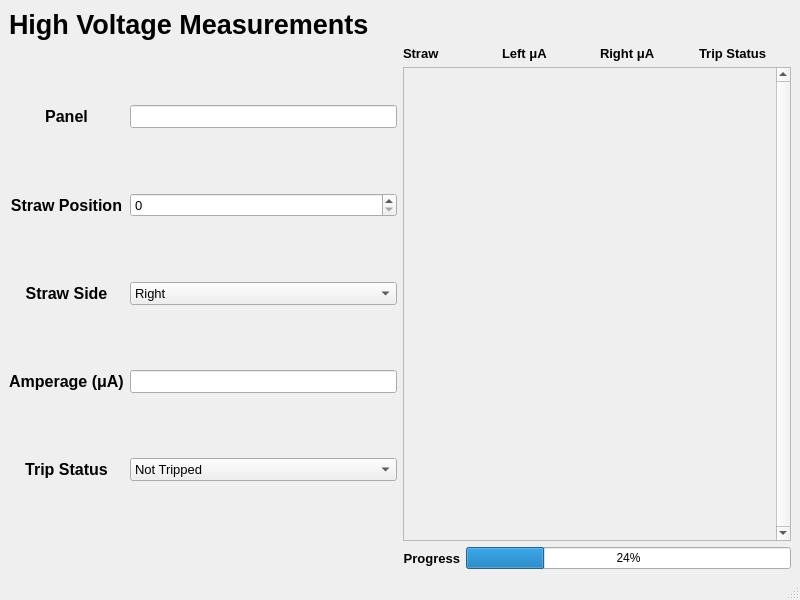
Above: GUIS/panel/current/tension_devices/hv_gui/hvGUI.ui from bamesserly/mu2e-tracker-factory before the change. Below: the same form after it.
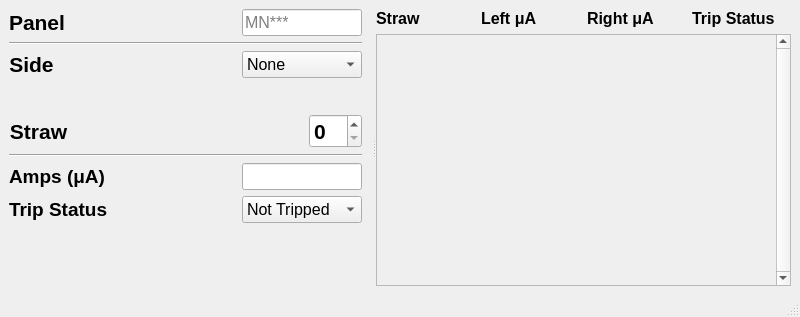
That is the form after the change.

```diff
--- a/GUIS/panel/current/tension_devices/hv_gui/hvGUI.ui
+++ b/GUIS/panel/current/tension_devices/hv_gui/hvGUI.ui
@@ -7,65 +7,300 @@
     <x>0</x>
     <y>0</y>
     <width>800</width>
-    <height>600</height>
+    <height>317</height>
    </rect>
   </property>
   <property name="windowTitle">
    <string>MainWindow</string>
   </property>
   <widget class="QWidget" name="centralwidget">
-   <layout class="QGridLayout" name="gridLayout_3">
-    <item row="0" column="0" colspan="2">
+   <layout class="QGridLayout" name="gridLayout_6">
+    <item row="0" column="0">
+     <widget class="QSplitter" name="splitter">
+      <property name="orientation">
+       <enum>Qt::Horizontal</enum>
+      </property>
+      <widget class="QWidget" name="">
+       <layout class="QGridLayout" name="gridLayout_5">
+        <item row="4" column="0">
+         <spacer name="verticalSpacer">
+          <property name="orientation">
+           <enum>Qt::Vertical</enum>
+          </property>
+          <property name="sizeHint" stdset="0">
+           <size>
+            <width>20</width>
+            <height>40</height>
+           </size>
+          </property>
+         </spacer>
+        </item>
+        <item row="1" column="0">
      <widget class="QLabel" name="label_6">
       <property name="font">
        <font>
-        <pointsize>20</pointsize>
+            <pointsize>16</pointsize>
+           </font>
+          </property>
+          <property name="text">
+           <string/>
+          </property>
+         </widget>
+        </item>
+        <item row="3" column="0">
+         <layout class="QGridLayout" name="gridLayout">
+          <item row="3" column="1">
+           <widget class="QComboBox" name="tripBox">
+            <property name="minimumSize">
+             <size>
+              <width>0</width>
+              <height>0</height>
+             </size>
+            </property>
+            <property name="maximumSize">
+             <size>
+              <width>120</width>
+              <height>16777215</height>
+             </size>
+            </property>
+            <property name="font">
+             <font>
+              <pointsize>12</pointsize>
+             </font>
+            </property>
+            <item>
+             <property name="text">
+              <string>Not Tripped</string>
+             </property>
+            </item>
+            <item>
+             <property name="text">
+              <string>Tripped</string>
+             </property>
+            </item>
+           </widget>
+          </item>
+          <item row="2" column="0">
+           <widget class="QLabel" name="label_5">
+            <property name="font">
+             <font>
+              <pointsize>14</pointsize>
         <weight>75</weight>
         <bold>true</bold>
        </font>
       </property>
       <property name="text">
-       <string>High Voltage Measurements</string>
-      </property>
-     </widget>
-    </item>
+             <string>Amps (μA)</string>
+            </property>
+            <property name="alignment">
+             <set>Qt::AlignLeading|Qt::AlignLeft|Qt::AlignVCenter</set>
+            </property>
+           </widget>
+          </item>
+          <item row="0" column="1" alignment="Qt::AlignRight">
+           <widget class="QSpinBox" name="positionBox">
+            <property name="sizePolicy">
+             <sizepolicy hsizetype="Preferred" vsizetype="Fixed">
+              <horstretch>0</horstretch>
+              <verstretch>0</verstretch>
+             </sizepolicy>
+            </property>
+            <property name="maximumSize">
+             <size>
+              <width>60</width>
+              <height>16777215</height>
+             </size>
+            </property>
+            <property name="font">
+             <font>
+              <pointsize>16</pointsize>
+              <weight>75</weight>
+              <bold>true</bold>
+             </font>
+            </property>
+           </widget>
+          </item>
+          <item row="0" column="0" alignment="Qt::AlignLeft">
+           <widget class="QLabel" name="label_2">
+            <property name="font">
+             <font>
+              <pointsize>16</pointsize>
+              <weight>75</weight>
+              <bold>true</bold>
+             </font>
+            </property>
+            <property name="text">
+             <string>Straw</string>
+            </property>
+            <property name="alignment">
+             <set>Qt::AlignCenter</set>
+            </property>
+           </widget>
+          </item>
+          <item row="3" column="0">
+           <widget class="QLabel" name="label_4">
+            <property name="font">
+             <font>
+              <pointsize>14</pointsize>
+              <weight>75</weight>
+              <bold>true</bold>
+             </font>
+            </property>
+            <property name="text">
+             <string>Trip Status</string>
+            </property>
+            <property name="alignment">
+             <set>Qt::AlignLeading|Qt::AlignLeft|Qt::AlignVCenter</set>
+            </property>
+           </widget>
+          </item>
     <item row="2" column="1">
+           <widget class="QLineEdit" name="ampsLE">
+            <property name="minimumSize">
+             <size>
+              <width>0</width>
+              <height>0</height>
+             </size>
+            </property>
+            <property name="maximumSize">
+             <size>
+              <width>120</width>
+              <height>16777215</height>
+             </size>
+            </property>
+            <property name="font">
+             <font>
+              <pointsize>12</pointsize>
+             </font>
+            </property>
+           </widget>
+          </item>
+          <item row="1" column="0" colspan="2">
+           <widget class="Line" name="line">
+            <property name="orientation">
+             <enum>Qt::Horizontal</enum>
+            </property>
+           </widget>
+          </item>
+         </layout>
+        </item>
+        <item row="2" column="0">
+         <layout class="QGridLayout" name="gridLayout_3"/>
+        </item>
+        <item row="0" column="0">
+         <layout class="QGridLayout" name="gridLayout_4">
+          <item row="0" column="0" alignment="Qt::AlignLeft">
+           <widget class="QLabel" name="label">
+            <property name="font">
+             <font>
+              <pointsize>16</pointsize>
+              <weight>75</weight>
+              <bold>true</bold>
+             </font>
+            </property>
+            <property name="text">
+             <string>Panel</string>
+            </property>
+            <property name="alignment">
+             <set>Qt::AlignCenter</set>
+            </property>
+           </widget>
+          </item>
+          <item row="2" column="1">
+           <widget class="QComboBox" name="sideBox">
+            <property name="font">
+             <font>
+              <pointsize>12</pointsize>
+             </font>
+            </property>
+            <item>
+             <property name="text">
+              <string>None</string>
+             </property>
+            </item>
+            <item>
+             <property name="text">
+              <string>Right</string>
+             </property>
+            </item>
+            <item>
+             <property name="text">
+              <string>Left</string>
+             </property>
+            </item>
+           </widget>
+          </item>
+          <item row="0" column="1">
+           <widget class="QLineEdit" name="panelNumLE">
+            <property name="maximumSize">
+             <size>
+              <width>120</width>
+              <height>16777215</height>
+             </size>
+            </property>
+            <property name="font">
+             <font>
+              <pointsize>12</pointsize>
+             </font>
+            </property>
+            <property name="placeholderText">
+             <string>MN***</string>
+            </property>
+           </widget>
+          </item>
+          <item row="2" column="0" alignment="Qt::AlignLeft">
+           <widget class="QLabel" name="label_3">
+            <property name="font">
+             <font>
+              <pointsize>16</pointsize>
+              <weight>75</weight>
+              <bold>true</bold>
+             </font>
+            </property>
+            <property name="text">
+             <string>Side</string>
+            </property>
+            <property name="alignment">
+             <set>Qt::AlignCenter</set>
+            </property>
+           </widget>
+          </item>
+          <item row="1" column="0" colspan="2">
+           <widget class="Line" name="line_2">
+            <property name="orientation">
+             <enum>Qt::Horizontal</enum>
+            </property>
+           </widget>
+          </item>
+         </layout>
+        </item>
+        <item row="3" column="1">
+         <spacer name="horizontalSpacer">
+          <property name="orientation">
+           <enum>Qt::Horizontal</enum>
+          </property>
+          <property name="sizeType">
+           <enum>QSizePolicy::Minimum</enum>
+          </property>
+          <property name="sizeHint" stdset="0">
+           <size>
+            <width>10</width>
+            <height>20</height>
+           </size>
+          </property>
+         </spacer>
+        </item>
+       </layout>
+      </widget>
+      <widget class="QWidget" name="">
      <layout class="QGridLayout" name="gridLayout_2">
       <item row="0" column="0">
-       <widget class="QLabel" name="label_7">
-        <property name="font">
-         <font>
-          <pointsize>10</pointsize>
-          <weight>75</weight>
-          <bold>true</bold>
-         </font>
-        </property>
-        <property name="text">
-         <string>Progress</string>
-        </property>
-        <property name="alignment">
-         <set>Qt::AlignRight|Qt::AlignTrailing|Qt::AlignVCenter</set>
-        </property>
-       </widget>
-      </item>
-      <item row="0" column="1">
-       <widget class="QProgressBar" name="progressBar">
-        <property name="value">
-         <number>24</number>
-        </property>
-       </widget>
-      </item>
-     </layout>
-    </item>
-    <item row="1" column="1">
-     <layout class="QGridLayout" name="gridLayout_57">
-      <item row="0" column="0">
        <layout class="QGridLayout" name="gridLayout_55">
         <item row="0" column="0">
          <widget class="QLabel" name="label_37">
           <property name="font">
            <font>
-            <pointsize>10</pointsize>
+              <pointsize>12</pointsize>
             <weight>75</weight>
             <bold>true</bold>
            </font>
@@ -79,7 +314,7 @@
          <widget class="QLabel" name="label_38">
           <property name="font">
            <font>
-            <pointsize>10</pointsize>
+              <pointsize>12</pointsize>
             <weight>75</weight>
             <bold>true</bold>
            </font>
@@ -93,7 +328,7 @@
          <widget class="QLabel" name="label_39">
           <property name="font">
            <font>
-            <pointsize>10</pointsize>
+              <pointsize>12</pointsize>
             <weight>75</weight>
             <bold>true</bold>
            </font>
@@ -107,7 +342,7 @@
          <widget class="QLabel" name="label_40">
           <property name="font">
            <font>
-            <pointsize>10</pointsize>
+              <pointsize>12</pointsize>
             <weight>75</weight>
             <bold>true</bold>
            </font>
@@ -126,7 +361,7 @@
         </property>
         <property name="minimumSize">
          <size>
-          <width>300</width>
+            <width>0</width>
           <height>0</height>
          </size>
         </property>
@@ -155,168 +390,16 @@
           <rect>
            <x>0</x>
            <y>0</y>
-           <width>367</width>
-           <height>465</height>
+             <width>452</width>
+             <height>248</height>
           </rect>
          </property>
         </widget>
        </widget>
       </item>
      </layout>
-    </item>
-    <item row="1" column="0">
-     <layout class="QGridLayout" name="gridLayout">
-      <item row="1" column="0">
-       <widget class="QLabel" name="label_2">
-        <property name="font">
-         <font>
-          <pointsize>12</pointsize>
-          <weight>75</weight>
-          <bold>true</bold>
-         </font>
-        </property>
-        <property name="text">
-         <string>Straw Position</string>
-        </property>
-        <property name="alignment">
-         <set>Qt::AlignCenter</set>
-        </property>
-       </widget>
-      </item>
-      <item row="2" column="0">
-       <widget class="QLabel" name="label_3">
-        <property name="font">
-         <font>
-          <pointsize>12</pointsize>
-          <weight>75</weight>
-          <bold>true</bold>
-         </font>
-        </property>
-        <property name="text">
-         <string>Straw Side</string>
-        </property>
-        <property name="alignment">
-         <set>Qt::AlignCenter</set>
-        </property>
-       </widget>
-      </item>
-      <item row="4" column="1">
-       <widget class="QComboBox" name="comboBox_2">
-        <property name="font">
-         <font>
-          <pointsize>10</pointsize>
-         </font>
-        </property>
-        <item>
-         <property name="text">
-          <string>Not Tripped</string>
-         </property>
-        </item>
-        <item>
-         <property name="text">
-          <string>Tripped</string>
-         </property>
-        </item>
-       </widget>
-      </item>
-      <item row="2" column="1">
-       <widget class="QComboBox" name="comboBox">
-        <property name="font">
-         <font>
-          <pointsize>10</pointsize>
-         </font>
-        </property>
-        <item>
-         <property name="text">
-          <string>Right</string>
-         </property>
-        </item>
-        <item>
-         <property name="text">
-          <string>Left</string>
-         </property>
-        </item>
-       </widget>
-      </item>
-      <item row="3" column="1">
-       <widget class="QLineEdit" name="lineEdit">
-        <property name="font">
-         <font>
-          <pointsize>10</pointsize>
-         </font>
-        </property>
-       </widget>
-      </item>
-      <item row="4" column="0">
-       <widget class="QLabel" name="label_4">
-        <property name="font">
-         <font>
-          <pointsize>12</pointsize>
-          <weight>75</weight>
-          <bold>true</bold>
-         </font>
-        </property>
-        <property name="text">
-         <string>Trip Status</string>
-        </property>
-        <property name="alignment">
-         <set>Qt::AlignCenter</set>
-        </property>
-       </widget>
-      </item>
-      <item row="3" column="0">
-       <widget class="QLabel" name="label_5">
-        <property name="font">
-         <font>
-          <pointsize>12</pointsize>
-          <weight>75</weight>
-          <bold>true</bold>
-         </font>
-        </property>
-        <property name="text">
-         <string>Amperage (μA)</string>
-        </property>
-        <property name="alignment">
-         <set>Qt::AlignCenter</set>
-        </property>
-       </widget>
-      </item>
-      <item row="1" column="1">
-       <widget class="QSpinBox" name="wirePositionBox">
-        <property name="font">
-         <font>
-          <pointsize>10</pointsize>
-         </font>
-        </property>
-       </widget>
-      </item>
-      <item row="0" column="0">
-       <widget class="QLabel" name="label">
-        <property name="font">
-         <font>
-          <pointsize>12</pointsize>
-          <weight>75</weight>
-          <bold>true</bold>
-         </font>
-        </property>
-        <property name="text">
-         <string>Panel</string>
-        </property>
-        <property name="alignment">
-         <set>Qt::AlignCenter</set>
-        </property>
-       </widget>
-      </item>
-      <item row="0" column="1">
-       <widget class="QLineEdit" name="panelNumLE">
-        <property name="font">
-         <font>
-          <pointsize>10</pointsize>
-         </font>
-        </property>
-       </widget>
-      </item>
-     </layout>
+      </widget>
+     </widget>
     </item>
    </layout>
   </widget>
```
Lines whose indentation alone changed are shown as unchanged.
